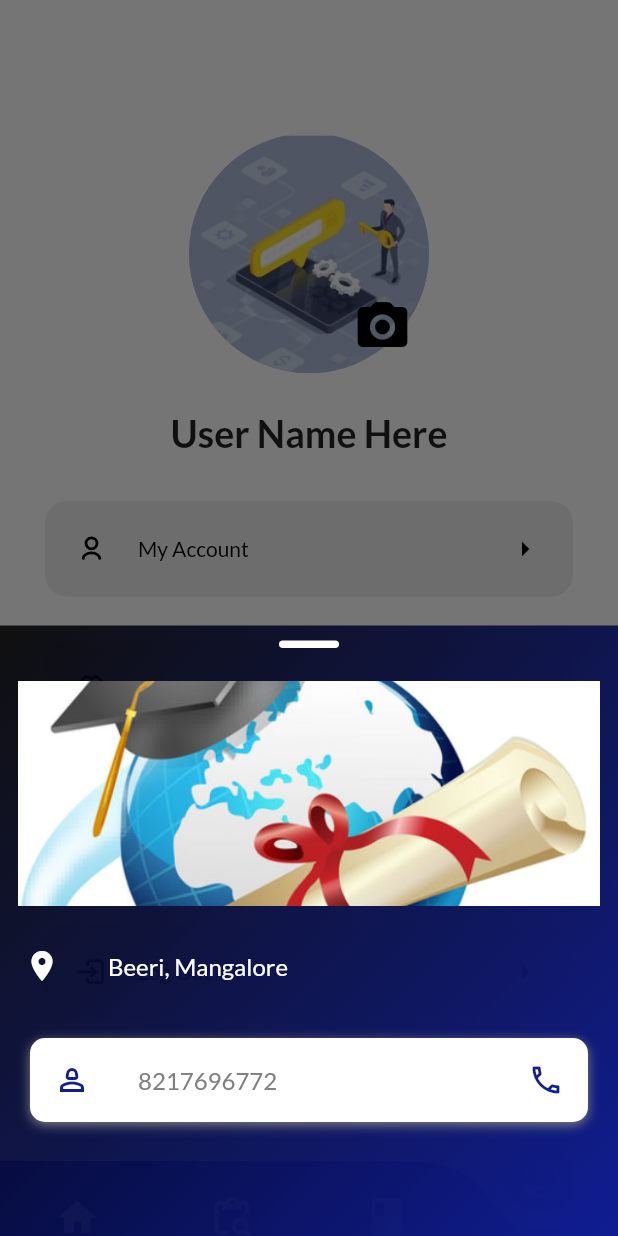
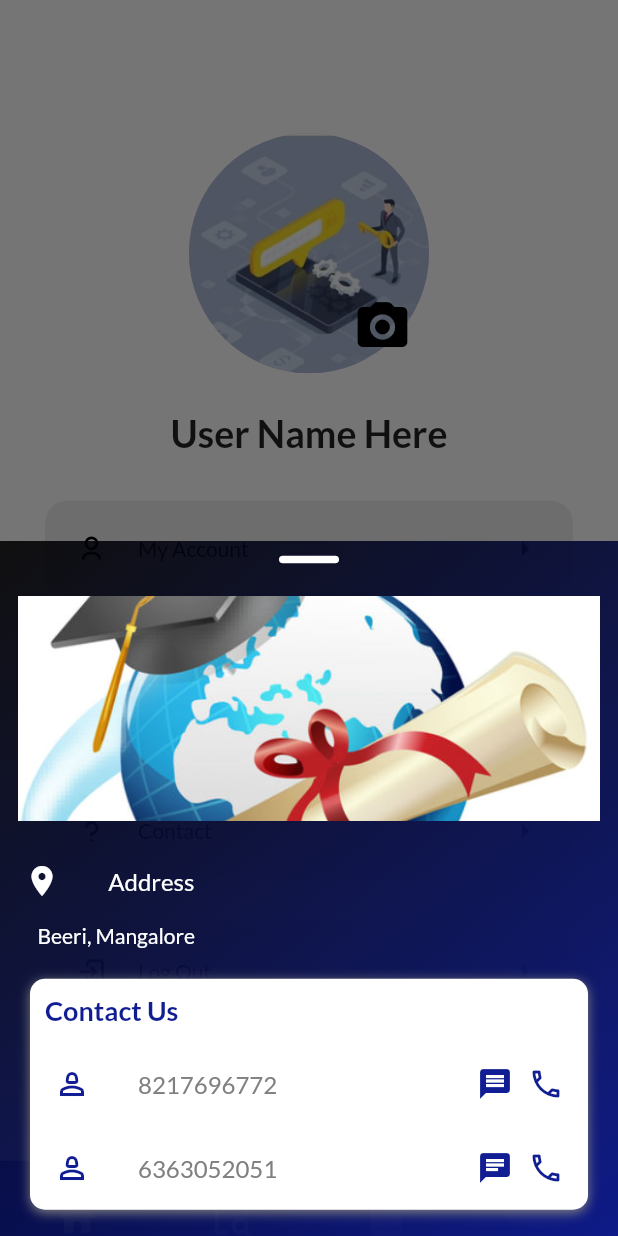
Before and after one commit to Sadiya321/finkin_credential, a Flutter app: the screen it shows after launch, item 4 of the bottom bar chosen, after a tap on "Contact", on a phone screen of 412 x 824 dp. Run offline on Flutter 3.47's test engine with Material 2 defaults, Android fonts, the light colour scheme and no system bars; drawn by our look-alikes of curved_navigation_bar; our stand-ins replace carousel_slider, country_picker, flutter_svg, google_fonts, image_picker, pinput and 1 more; missing offline and left inert: horizontal_stepper_flutter.

Commit message:
16/11 sad

```diff
--- a/lib/pages/home_screen/account_screen.dart
+++ b/lib/pages/home_screen/account_screen.dart
@@ -368,7 +368,8 @@ class _AccountScreenState extends State<AccountScreen> {
     context: context,
     backgroundColor: Colors.transparent,
     builder: (BuildContext context) {
-        return Container(
+      return SingleChildScrollView(
+        child: Container(
           decoration: const BoxDecoration(
             color: Colors.transparent,
           ),
@@ -413,18 +414,35 @@ class _AccountScreenState extends State<AccountScreen> {
                     ),
                   ),
                 ),
-                const ListTile(
+               const Column(
+                crossAxisAlignment: CrossAxisAlignment.start,
+  children: [
+    ListTile(
       leading: Icon(
         Icons.location_on,
         color: Colors.white,
       ),
-                  title: Text(
+      title: Padding(
+        padding: EdgeInsets.only(left: 0.1),
+        child: Text(
+          "Address",
+          style: TextStyle(color: Colors.white),
+        ),
+      ),
+    ),
+    Padding(
+      padding: EdgeInsets.only(left: 25),
+      child: Text(
         "Beeri, Mangalore",
         style: TextStyle(color: Colors.white),
       ),
     ),
+  ],
+),
+
                 Padding(
                   padding: const EdgeInsets.all(20.0),
+                  child: SingleChildScrollView(
                     child: Container(
                       decoration: BoxDecoration(
                         color: AppColor.textLight,
@@ -437,7 +455,21 @@ class _AccountScreenState extends State<AccountScreen> {
                           ),
                         ],
                       ),
-                    child: ListTile(
+                      child: Column(
+                        crossAxisAlignment: CrossAxisAlignment.start,
+                        children: [
+                          const Padding(
+                            padding: EdgeInsets.all(10.0),
+                            child: Text(
+                              "Contact Us",
+                              style: TextStyle(
+                                fontSize: 18,
+                                fontWeight: FontWeight.bold,
+                                color: AppColor.primary,
+                              ),
+                            ),
+                          ),
+                          ListTile(
                             leading: const Icon(
                               Icons.person_2_outlined,
                               color: AppColor.primary,
@@ -446,11 +478,67 @@ class _AccountScreenState extends State<AccountScreen> {
                               "8217696772",
                               style: TextStyle(color: AppColor.textdivider),
                             ),
-                      trailing: GestureDetector(
+                            trailing: Row(
+                              mainAxisSize: MainAxisSize.min,
+                              children: [
+                                GestureDetector(
+                                  child: const Icon(
+                                    Icons.message,
+                                    color: AppColor.primary,
+                                  ),
+                                  onTap: () {
+
+                                  },
+                                ),
+                                const SizedBox(width: 10),
+                                GestureDetector(
                                   child: const Icon(
                                     Icons.phone_outlined,
                                     color: AppColor.primary,
                                   ),
+                                  onTap: () {
+
+                                  },
+                                ),
+                              ],
+                            ),
+                          ),
+                          ListTile(
+                            leading: const Icon(
+                              Icons.person_2_outlined,
+                              color: AppColor.primary,
+                            ),
+                            title: const Text(
+                              "6363052051",
+                              style: TextStyle(color: AppColor.textdivider),
+                            ),
+                            trailing: Row(
+                              mainAxisSize: MainAxisSize.min,
+                              children: [
+                                GestureDetector(
+                                  child: const Icon(
+                                    Icons.chat,
+                                    color: AppColor.primary,
+                                  ),
+                                  onTap: () {
+
+
+                                  },
+                                ),
+                                const SizedBox(width: 10),
+                                GestureDetector(
+                                  child: const Icon(
+                                    Icons.phone_outlined,
+                                    color: AppColor.primary,
+                                  ),
+                                  onTap: () {
+
+                                  },
+                                ),
+                              ],
+                            ),
+                          ),
+                        ],
                       ),
                     ),
                   ),
@@ -459,6 +547,7 @@ class _AccountScreenState extends State<AccountScreen> {
               ],
             ),
           ),
+        ),
       );
     },
   );
```
Lines whose indentation alone changed are shown as unchanged.
